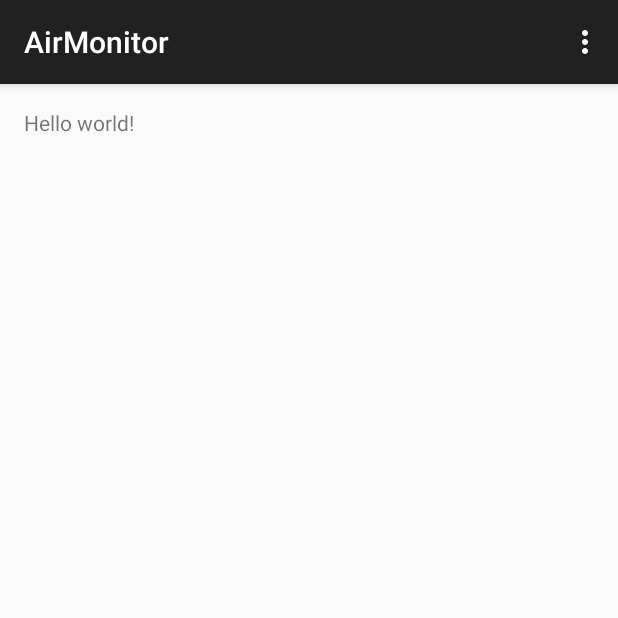
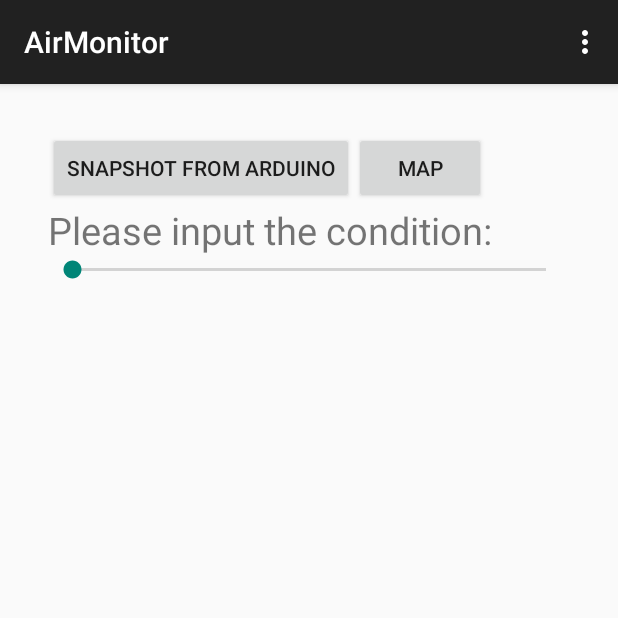
Before and after one commit to justinmaccreery/AirMonitor, an Android app: the screen it shows after launch (MainActivity), on a phone screen of 412 x 824 dp, the top half of it. Run offline under Robolectric (Android 15) with nearby library versions, the phone set to English and light mode, and no system bars.

Commit message:
Add snapshot button, map button, and seekbar for inputing the condition.

```diff
--- a/app/src/main/res/layout/activity_main.xml
+++ b/app/src/main/res/layout/activity_main.xml
@@ -3,9 +3,63 @@
     android:layout_height="match_parent" android:paddingLeft="@dimen/activity_horizontal_margin"
     android:paddingRight="@dimen/activity_horizontal_margin"
     android:paddingTop="@dimen/activity_vertical_margin"
-    android:paddingBottom="@dimen/activity_vertical_margin" tools:context=".MainActivity">
+    android:paddingBottom="@dimen/activity_vertical_margin" tools:context=".MainActivity"
+    >
 
-    <TextView android:text="@string/hello_world" android:layout_width="wrap_content"
-        android:layout_height="wrap_content" />
+    <ScrollView
+        android:layout_width="wrap_content"
+        android:layout_height="wrap_content"
+        android:id="@+id/scrollView"
+        android:layout_alignParentTop="true"
+        android:layout_alignParentLeft="true"
+        android:layout_alignParentStart="true">
+
+        <RelativeLayout
+            android:layout_width="match_parent"
+            android:layout_height="wrap_content" android:paddingLeft="@dimen/activity_horizontal_margin"
+            android:paddingRight="@dimen/activity_horizontal_margin"
+            android:paddingTop="@dimen/activity_vertical_margin"
+            android:paddingBottom="@dimen/activity_vertical_margin" tools:context=".MainActivity"
+            >
+
+            <Button
+                android:layout_width="wrap_content"
+                android:layout_height="wrap_content"
+                android:text="Map"
+                android:id="@+id/map_btn"
+                android:layout_above="@+id/input_condition"
+                android:layout_toRightOf="@+id/sanpshot_btn"
+                android:layout_toEndOf="@+id/sanpshot_btn" />
+
+            <Button
+                android:layout_width="wrap_content"
+                android:layout_height="wrap_content"
+                android:text="Snapshot from Arduino"
+                android:id="@+id/sanpshot_btn"
+                android:layout_alignParentTop="true"
+                android:layout_alignParentLeft="true"
+                android:layout_alignParentStart="true" />
+
+            <TextView android:text="@string/input_condition" android:layout_width="wrap_content"
+                android:layout_height="wrap_content"
+                android:id="@+id/input_condition"
+                android:layout_below="@+id/sanpshot_btn"
+                android:layout_alignParentLeft="true"
+                android:layout_alignParentStart="true"
+                android:textSize="25dp" />
+
+            <SeekBar
+                android:layout_width="wrap_content"
+                android:layout_height="wrap_content"
+                android:id="@+id/seekBar"
+                android:layout_alignParentLeft="true"
+                android:layout_alignParentStart="true"
+                android:layout_alignParentRight="true"
+                android:layout_alignParentEnd="true"
+                android:layout_below="@+id/input_condition" />
+
+        </RelativeLayout>
+  </ScrollView>
+
 
 </RelativeLayout>
--- a/app/src/main/res/values/strings.xml
+++ b/app/src/main/res/values/strings.xml
@@ -3,4 +3,5 @@
 
     <string name="hello_world">Hello world!</string>
     <string name="action_settings">Settings</string>
+    <string name="input_condition">Please input the condition:</string>
 </resources>
```
